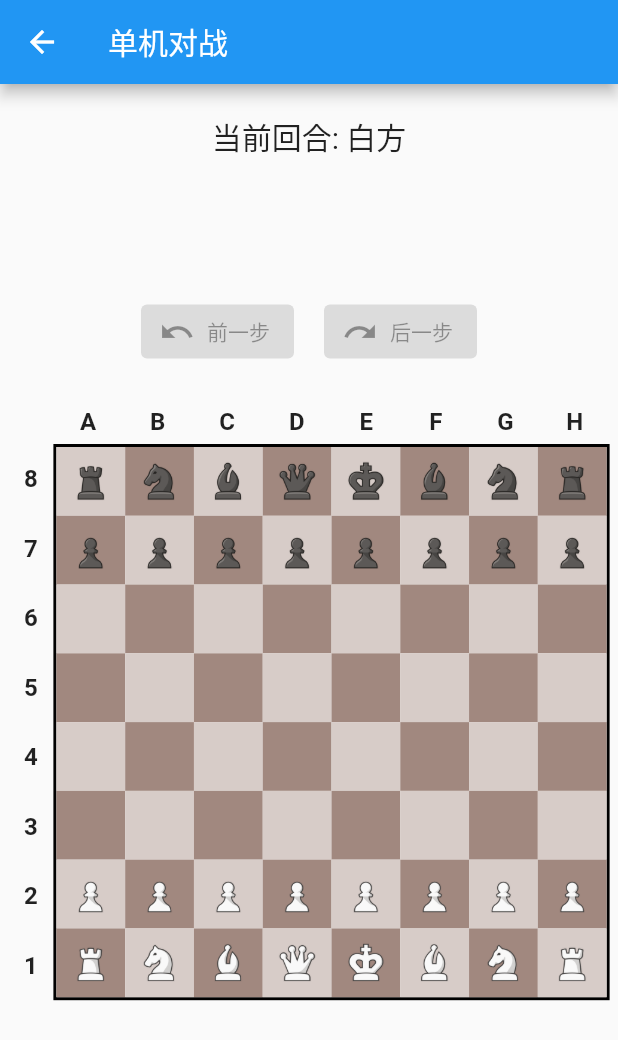
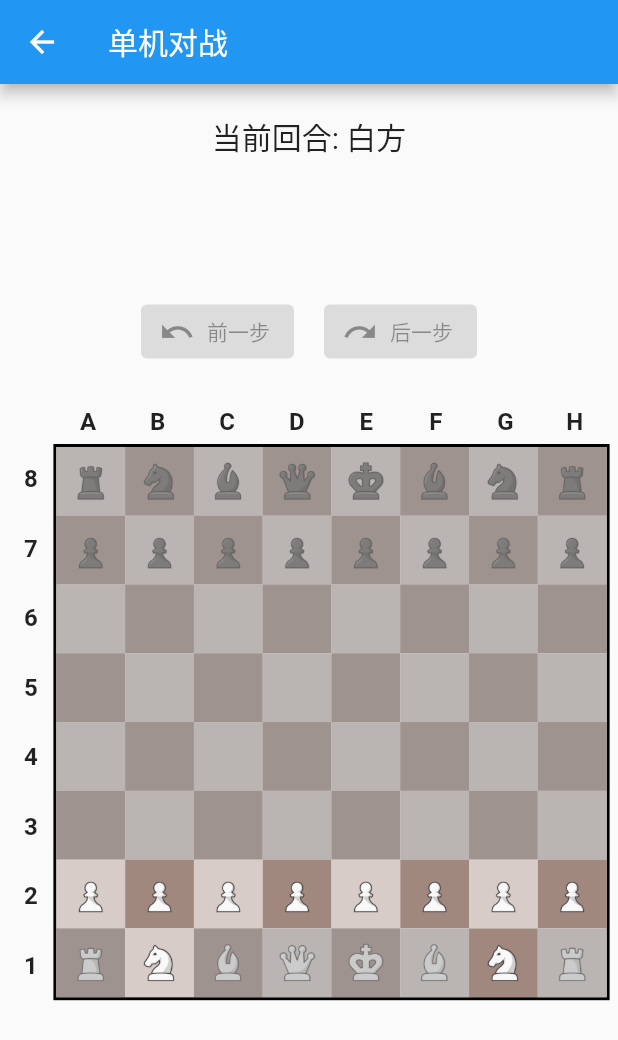
Before and after one commit to iptton/chess-flutter, a Flutter app: the screen it shows after launch, after a tap on "单机对战", on a phone screen of 412 x 824 dp. Shown: the top 1040 px of the screen. Run offline on Flutter 3.47's test engine with Material 2 defaults, Android fonts, the phone set to English and light mode, and no system bars; our stand-ins replace equatable, flutter_bloc.

Commit message:
添加提示模式

```diff
--- a/lib/widgets/chess_board.dart
+++ b/lib/widgets/chess_board.dart
@@ -6,6 +6,7 @@ import '../blocs/chess_bloc.dart';
 import '../blocs/chess_event.dart';
 import '../models/chess_models.dart';
 import '../screens/game_screen.dart';
+import '../utils/chess_rules.dart';
 
 class ChessBoard extends StatelessWidget {
   final GameMode gameMode;
@@ -178,6 +179,16 @@ class _ChessBoardView extends StatelessWidget {
                                           final isValidMove = state.validMoves.any(
                                             (pos) => pos.row == row && pos.col == col
                                           );
+                                          final isMovablePiece = state.board[row][col]?.color == state.currentPlayer &&
+                                            ChessRules.getValidMoves(
+                                              state.board,
+                                              Position(row: row, col: col),
+                                              hasKingMoved: state.hasKingMoved,
+                                              hasRookMoved: state.hasRookMoved,
+                                              lastPawnDoubleMoved: state.lastPawnDoubleMoved[state.board[row][col]?.color == PieceColor.white ? PieceColor.black : PieceColor.white],
+                                              lastPawnDoubleMovedNumber: state.lastPawnDoubleMovedNumber[state.board[row][col]?.color == PieceColor.white ? PieceColor.black : PieceColor.white],
+                                              currentMoveNumber: state.currentMoveNumber,
+                                            ).isNotEmpty;
 
                                           return GestureDetector(
                                             onTap: () => _handleTap(context, row, col, state),
@@ -185,11 +196,7 @@ class _ChessBoardView extends StatelessWidget {
                                               fit: StackFit.expand,
                                               children: [
                                                 Container(
-                                                  color: isSelected
-                                                      ? Colors.blue.withOpacity(0.5)
-                                                      : isDark
-                                                          ? Colors.brown[300]
-                                                          : Colors.brown[100],
+                                                  color: isDark ? Colors.brown[300] : Colors.brown[100],
                                                 ),
                                                 if (state.board[row][col] != null)
                                                   Padding(
@@ -211,6 +218,12 @@ class _ChessBoardView extends StatelessWidget {
                                                             : Colors.black.withOpacity(0.3),
                                                       ),
                                                     ),
+                                                  ),
+                                                if (isSelected || (state.isCheck ? isMovablePiece : !isMovablePiece))
+                                                  Container(
+                                                    color: isSelected
+                                                        ? Colors.blue.withOpacity(0.3)
+                                                        : Colors.grey.withOpacity(0.5),
                                                   ),
                                               ],
                                             ),
```
